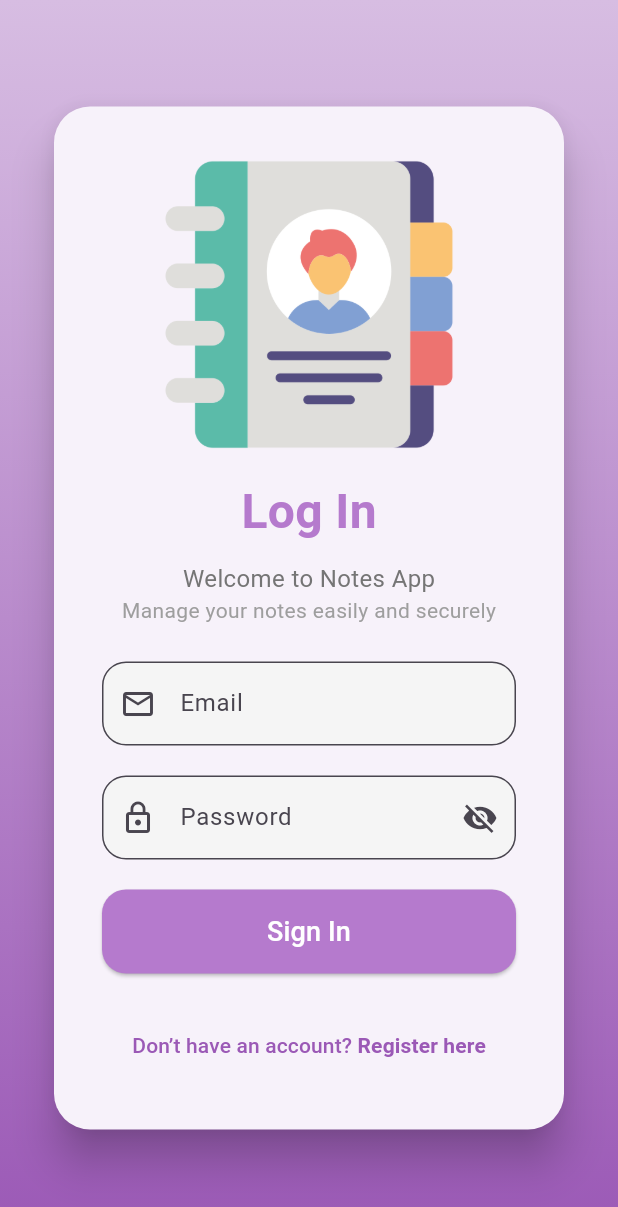
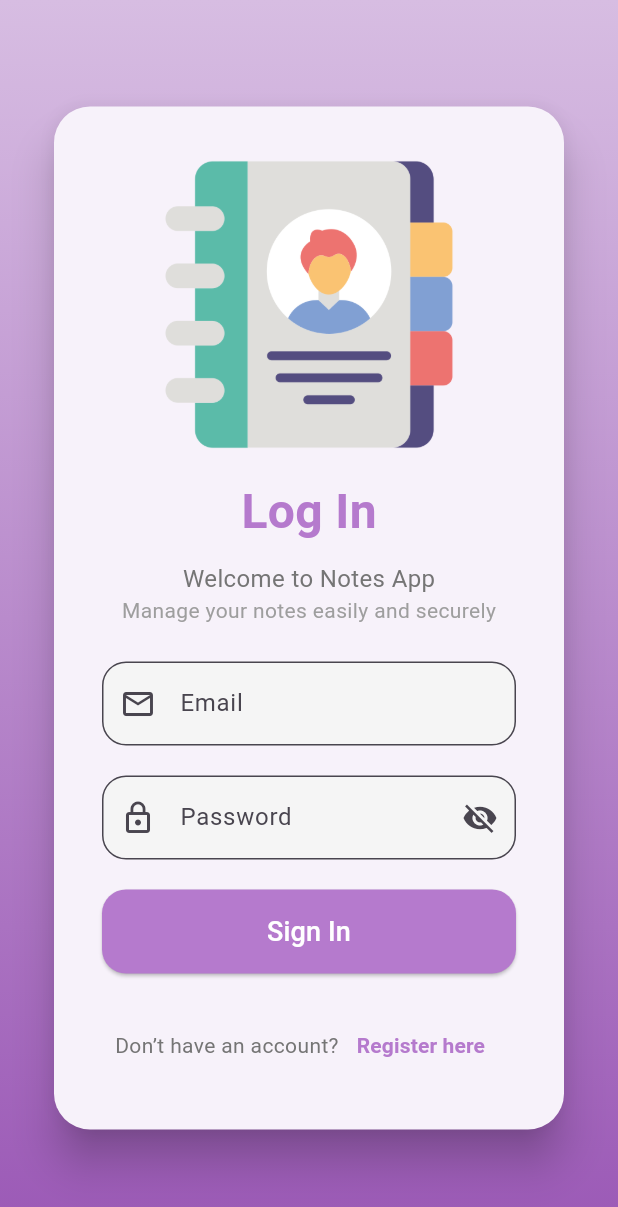
Before and after one commit to salitsamyl/notes_app, a Flutter app: the screen it shows after launch, on a phone screen of 412 x 824 dp. Shown: the top 1207 px of the screen. Run offline on Flutter 3.47's test engine with Material 3 defaults, Android fonts, the phone set to English and light mode, and no system bars.

Commit message:
Memperbarui halaman login

```diff
--- a/lib/screens/login.dart
+++ b/lib/screens/login.dart
@@ -177,27 +177,32 @@ class _LoginPageState extends State<LoginPage> {
                         ),
                       ),
                       SizedBox(height: 24),
-
-                      TextButton(
-                        onPressed: () {
-                          Navigator.pushNamed(context, '/register');
-                        },
-                        child: Row(
-                          mainAxisSize: MainAxisSize.min,
-                          children: [
-                            Text(
-                              "Don’t have an account? ",
-                              style: TextStyle(color: Color(0xFF9B59B6)),
+                      Row(
+                        mainAxisAlignment: MainAxisAlignment.center,
+                        children: [
+                          Text(
+                            "Don’t have an account?",
+                            style: TextStyle(
+                              fontSize: 14,
+                              color: Colors.grey[600],
                             ),
-                            Text(
+                          ),
+                          TextButton(
+                            onPressed: () {
+                              Navigator.pushReplacementNamed(
+                                context,
+                                '/register',
+                              );
+                            },
+                            child: Text(
                               "Register here",
                               style: TextStyle(
-                                color: Color(0xFF9B59B6),
                                 fontWeight: FontWeight.bold,
+                                color: Color.fromARGB(255, 181, 122, 205),
                               ),
                             ),
-                          ],
-                        ),
+                          ),
+                        ],
                       ),
                     ],
                   ),
```
